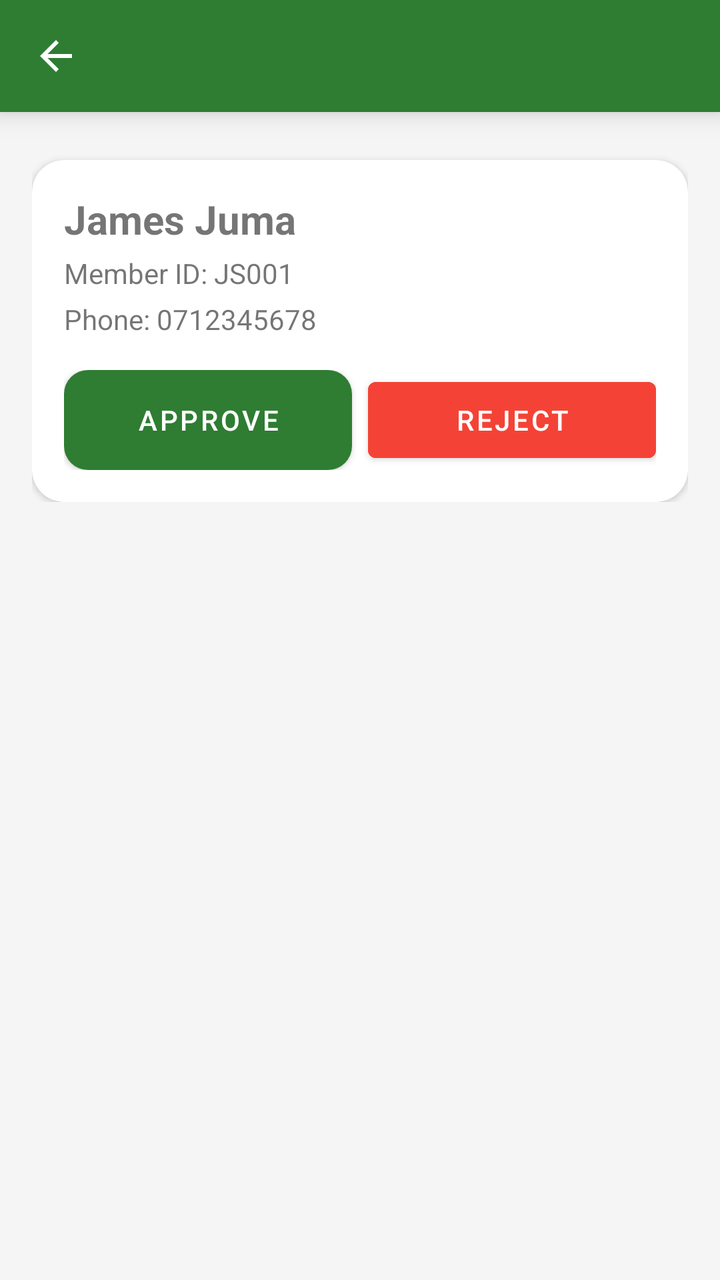
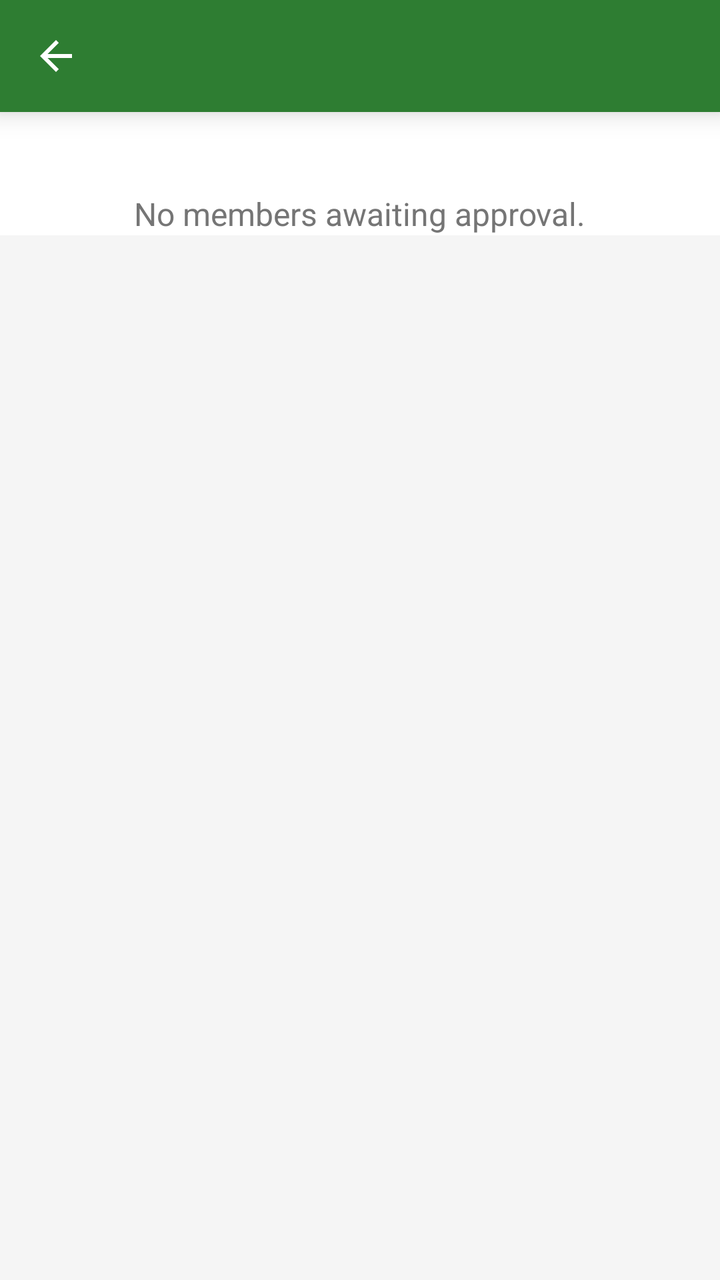

Compare the two renders of this Android layout. The source of the first and the diff that turns it into the second are given below.
<!-- AndroidManifest.xml: application theme Theme.JiSaveSacco -->
<!-- res/layout/activity_member_approval.xml -->
<?xml version="1.0" encoding="utf-8"?>
<LinearLayout xmlns:android="http://schemas.android.com/apk/res/android"
    xmlns:app="http://schemas.android.com/apk/res-auto"
    android:layout_width="match_parent"
    android:layout_height="match_parent"
    android:orientation="vertical"
    android:fitsSystemWindows="true">

    <include layout="@layout/toolbar" />

    <ScrollView
        android:layout_width="match_parent"
        android:layout_height="match_parent"
        android:background="@color/background">

        <LinearLayout
            android:layout_width="match_parent"
            android:layout_height="wrap_content"
            android:orientation="vertical"
            android:padding="16dp">

            <androidx.cardview.widget.CardView
                android:layout_width="match_parent"
                android:layout_height="wrap_content"
                android:layout_marginTop="8dp"
                app:cardCornerRadius="16dp">

                <LinearLayout
                    android:layout_width="match_parent"
                    android:layout_height="wrap_content"
                    android:orientation="vertical"
                    android:padding="16dp">

                    <TextView
                        android:layout_width="wrap_content"
                        android:layout_height="wrap_content"
                        android:text="James Juma"
                        android:textStyle="bold"
                        android:textSize="20sp"/>

                    <TextView
                        android:layout_width="wrap_content"
                        android:layout_height="wrap_content"
                        android:layout_marginTop="4dp"
                        android:text="Member ID: JS001"/>

                    <TextView
                        android:layout_width="wrap_content"
                        android:layout_height="wrap_content"
                        android:layout_marginTop="4dp"
                        android:text="Phone: 0712345678"/>

                    <LinearLayout
                        android:layout_width="match_parent"
                        android:layout_height="wrap_content"
                        android:orientation="horizontal"
                        android:layout_marginTop="16dp">

                        <Button
                            android:id="@+id/btnApprove"
                            android:layout_width="0dp"
                            android:layout_height="50dp"
                            android:layout_weight="1"
                            android:text="APPROVE"
                            android:textColor="@color/white"
                            android:background="@drawable/rounded_button"/>

                        <Button
                            android:id="@+id/btnReject"
                            android:layout_width="0dp"
                            android:layout_height="50dp"
                            android:layout_weight="1"
                            android:layout_marginStart="8dp"
                            android:text="REJECT"
                            android:textColor="@color/white"
                            android:backgroundTint="@color/error"/>

                    </LinearLayout>

                </LinearLayout>

            </androidx.cardview.widget.CardView>

        </LinearLayout>

    </ScrollView>
</LinearLayout>
<!-- res/layout/toolbar.xml (included above) -->
<?xml version="1.0" encoding="utf-8"?>
<com.google.android.material.appbar.MaterialToolbar
    xmlns:android="http://schemas.android.com/apk/res/android"
    xmlns:app="http://schemas.android.com/apk/res-auto"
    android:id="@+id/toolbar"
    android:layout_width="match_parent"
    android:layout_height="56dp"
    android:background="@color/primaryGreen"
    android:elevation="8dp"
    android:theme="@style/ThemeOverlay.MaterialComponents.Dark.ActionBar"
    app:titleCentered="true"
    app:titleTextColor="@color/white"

    app:navigationIcon="?attr/homeAsUpIndicator"
    app:navigationIconTint="@color/white" />
<!-- resources referenced by this layout -->
<resources>
  <color name="background">#F5F5F5</color>
  <color name="error">#F44336</color>
  <color name="primaryGreen">#2E7D32</color>
  <color name="white">#FFFFFF</color>
  <!-- drawable rounded_button (drawable) -->
  <?xml version="1.0" encoding="utf-8"?>
  <shape xmlns:android="http://schemas.android.com/apk/res/android">
  
      <solid android:color="@color/primaryGreen"/>
  
      <corners android:radius="12dp"/>
  
  </shape>
  <style name="Theme.JiSaveSacco" parent="Theme.MaterialComponents.DayNight.NoActionBar">
  
          <item name="colorPrimary">@color/primaryGreen</item>
          <item name="colorPrimaryVariant">@color/primaryDarkGreen</item>
          <item name="colorOnPrimary">@color/white</item>
  
          <item name="colorSecondary">@color/gold</item>
          <item name="colorSecondaryVariant">@color/gold</item>
          <item name="colorOnSecondary">@color/black</item>
  
          <item name="android:statusBarColor">@color/primaryDarkGreen</item>
  
      </style>
  <color name="primaryDarkGreen">#1B5E20</color>
  <color name="gold">#FFC107</color>
  <color name="black">#212121</color>
</resources>

<!-- the commit's change to res/layout/activity_member_approval.xml (unified diff, before → after) -->
@@ -3,10 +3,21 @@
     xmlns:app="http://schemas.android.com/apk/res-auto"
     android:layout_width="match_parent"
     android:layout_height="match_parent"
-    android:orientation="vertical"
-    android:fitsSystemWindows="true">
+    android:fitsSystemWindows="true"
+    android:orientation="vertical">
 
     <include layout="@layout/toolbar" />
+
+    <TextView
+        android:id="@+id/txtNoPendingMembers"
+        android:layout_width="wrap_content"
+        android:layout_height="wrap_content"
+        android:layout_gravity="center"
+        android:layout_marginTop="40dp"
+        android:text="No members awaiting approval."
+        android:textColor="@color/textGray"
+        android:textSize="16sp"
+        android:visibility="visible" />
 
     <ScrollView
         android:layout_width="match_parent"
@@ -14,74 +25,11 @@
         android:background="@color/background">
 
         <LinearLayout
+            android:id="@+id/containerPendingMembers"
             android:layout_width="match_parent"
             android:layout_height="wrap_content"
             android:orientation="vertical"
-            android:padding="16dp">
-
-            <androidx.cardview.widget.CardView
-                android:layout_width="match_parent"
-                android:layout_height="wrap_content"
-                android:layout_marginTop="8dp"
-                app:cardCornerRadius="16dp">
-
-                <LinearLayout
-                    android:layout_width="match_parent"
-                    android:layout_height="wrap_content"
-                    android:orientation="vertical"
-                    android:padding="16dp">
-
-                    <TextView
-                        android:layout_width="wrap_content"
-                        android:layout_height="wrap_content"
-                        android:text="James Juma"
-                        android:textStyle="bold"
-                        android:textSize="20sp"/>
-
-                    <TextView
-                        android:layout_width="wrap_content"
-                        android:layout_height="wrap_content"
-                        android:layout_marginTop="4dp"
-                        android:text="Member ID: JS001"/>
-
-                    <TextView
-                        android:layout_width="wrap_content"
-                        android:layout_height="wrap_content"
-                        android:layout_marginTop="4dp"
-                        android:text="Phone: 0712345678"/>
-
-                    <LinearLayout
-                        android:layout_width="match_parent"
-                        android:layout_height="wrap_content"
-                        android:orientation="horizontal"
-                        android:layout_marginTop="16dp">
-
-                        <Button
-                            android:id="@+id/btnApprove"
-                            android:layout_width="0dp"
-                            android:layout_height="50dp"
-                            android:layout_weight="1"
-                            android:text="APPROVE"
-                            android:textColor="@color/white"
-                            android:background="@drawable/rounded_button"/>
-
-                        <Button
-                            android:id="@+id/btnReject"
-                            android:layout_width="0dp"
-                            android:layout_height="50dp"
-                            android:layout_weight="1"
-                            android:layout_marginStart="8dp"
-                            android:text="REJECT"
-                            android:textColor="@color/white"
-                            android:backgroundTint="@color/error"/>
-
-                    </LinearLayout>
-
-                </LinearLayout>
-
-            </androidx.cardview.widget.CardView>
-
-        </LinearLayout>
+            android:padding="16dp" />
 
     </ScrollView>
 </LinearLayout>
<!-- resource entries referenced after the edit -->
@@ -1,18 +1,9 @@
 <!-- resources referenced by this layout -->
 <resources>
   <color name="background">#F5F5F5</color>
-  <color name="error">#F44336</color>
   <color name="primaryGreen">#2E7D32</color>
+  <color name="textGray">#757575</color>
   <color name="white">#FFFFFF</color>
-  <!-- drawable rounded_button (drawable) -->
-  <?xml version="1.0" encoding="utf-8"?>
-  <shape xmlns:android="http://schemas.android.com/apk/res/android">
-  
-      <solid android:color="@color/primaryGreen"/>
-  
-      <corners android:radius="12dp"/>
-  
-  </shape>
   <style name="Theme.JiSaveSacco" parent="Theme.MaterialComponents.DayNight.NoActionBar">
   
           <item name="colorPrimary">@color/primaryGreen</item>
